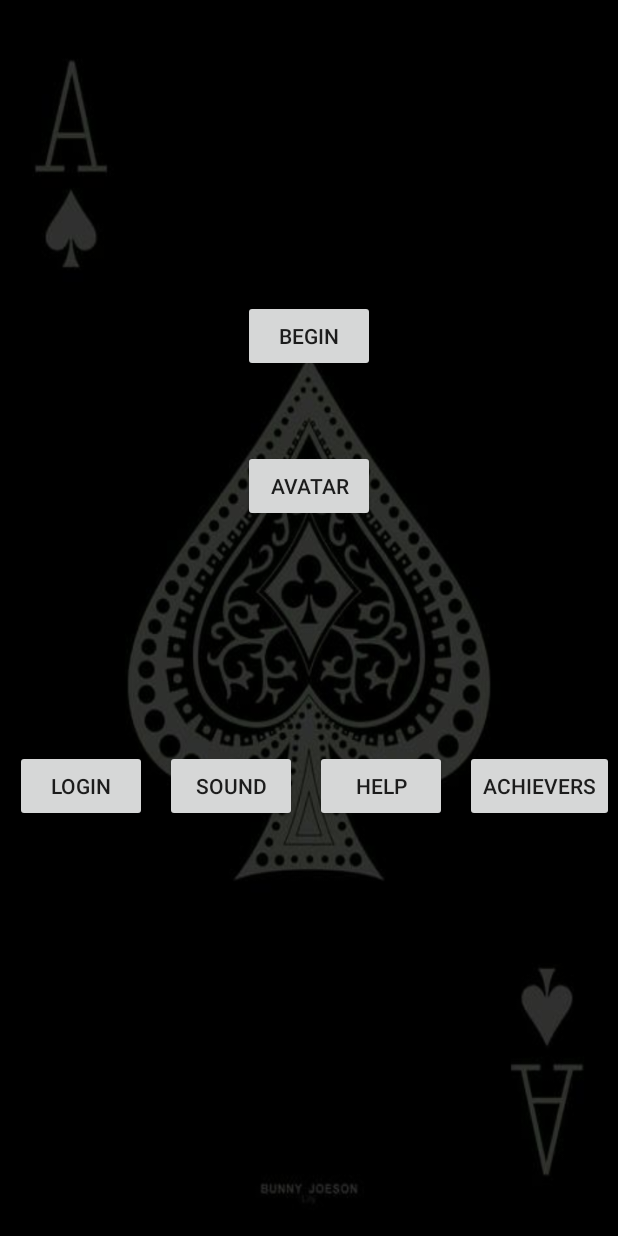
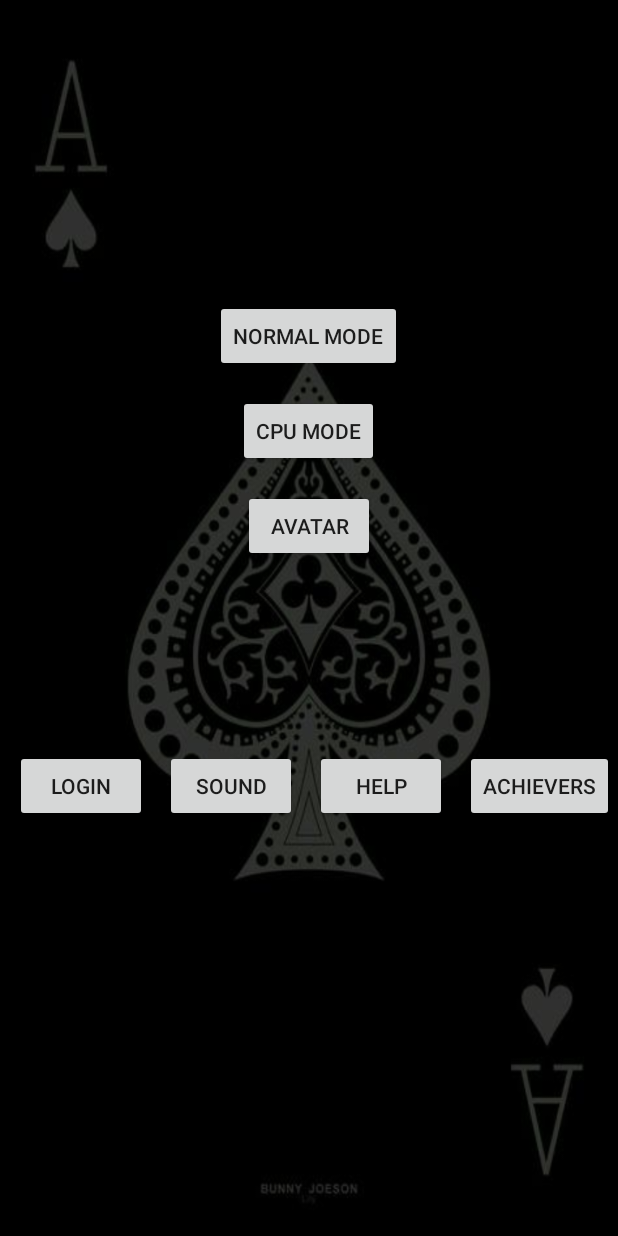
Before and after one commit to aakashpatel379/deja-vu, an Android app: the screen it shows after launch (HomeActivity), on a phone screen of 412 x 824 dp. Run offline under Robolectric (Android 15) with nearby library versions, the phone set to English and light mode, and no system bars.

Commit message:
All Game Logic. 1) Smart Cpu 2) Zoomable Recyler View(Maginification) 3) Two player Game 4) Accelerometer 5) Game fold Animation

```diff
--- a/app/build.gradle
+++ b/app/build.gradle
@@ -25,4 +25,6 @@ dependencies {
     testImplementation 'junit:junit:4.12'
     androidTestImplementation 'com.android.support.test:runner:1.0.2'
     androidTestImplementation 'com.android.support.test.espresso:espresso-core:3.0.2'
+    implementation 'com.android.support:design:28.0.0'
+    implementation 'com.google.code.gson:gson:2.8.5'
 }
--- a/app/src/main/AndroidManifest.xml
+++ b/app/src/main/AndroidManifest.xml
@@ -9,7 +9,7 @@
         android:roundIcon="@mipmap/ic_launcher_round"
         android:supportsRtl="true"
         android:theme="@style/AppTheme">
-        <activity android:name=".CpuGame"></activity>
+        <activity android:name=".CpuGame" android:screenOrientation="userLandscape"></activity>
         <activity android:name=".HomeActivity" />
         <activity android:name=".MainActivity">
             <intent-filter>
@@ -18,7 +18,6 @@
                 <category android:name="android.intent.category.LAUNCHER" />
             </intent-filter>
         </activity>
-        <service android:name=".SoundService"/>
     </application>
 
 </manifest>
--- a/app/src/main/java/com/developer/dejavu/HomeActivity.java
+++ b/app/src/main/java/com/developer/dejavu/HomeActivity.java
@@ -1,19 +1,15 @@
 package com.developer.dejavu;
 
 import android.content.Intent;
-import android.media.MediaPlayer;
-import android.provider.Settings;
 import android.support.v7.app.AppCompatActivity;
 import android.os.Bundle;
+import android.text.TextUtils;
 import android.view.View;
 import android.widget.Button;
 
-public class HomeActivity extends AppCompatActivity implements View.OnClickListener{
+public class HomeActivity extends AppCompatActivity {
 
     Button btn;
-   // For sound
-    Button sound;
-    static boolean soundOn = true;
 
     @Override
     protected void onCreate(Bundle savedInstanceState) {
@@ -22,10 +18,6 @@ public class HomeActivity extends AppCompatActivity implements View.OnClickListe
         super.onCreate(savedInstanceState);
         setContentView(R.layout.activity_home);
         btn = (Button) findViewById(R.id.playGame);
-        sound = (Button) findViewById(R.id.volume);
-
-        sound.setOnClickListener(this);
-
         btn.setOnClickListener(new View.OnClickListener() {
             @Override
             public void onClick(View v) {
@@ -33,21 +25,20 @@ public class HomeActivity extends AppCompatActivity implements View.OnClickListe
                 startActivity(intent);
             }
         });
-    }
-
-    @Override
-    public void onClick(View v) {
-        if(v.getId() == R.id.volume){
-            if(soundOn == true) {
-                startService(new Intent(this, SoundService.class));
-                soundOn = false;
+        findViewById(R.id.playCpu).setOnClickListener(new View.OnClickListener() {
+            @Override
+            public void onClick(View v) {
+                Intent intent =new Intent(HomeActivity.this, CpuGame.class);
+                intent.putExtra("mode", "cpu");
+                startActivity(intent);
             }
-            else if(soundOn == false){
-                stopService(new Intent(this, SoundService.class));
-                soundOn = true;
+        });
+        findViewById(R.id.loadSavedGame).setOnClickListener(new View.OnClickListener() {
+            @Override
+            public void onClick(View v) {
+                Intent intent =new Intent(HomeActivity.this, CpuGame.class);
+                startActivity(intent);
             }
-
-        }
-
+        });
     }
 }
--- a/app/src/main/res/layout/activity_home.xml
+++ b/app/src/main/res/layout/activity_home.xml
@@ -12,19 +12,38 @@
         android:id="@+id/playGame"
         android:layout_height="wrap_content"
         android:layout_width="wrap_content"
-        android:text="BEGIN"
+        android:text="Normal Mode"
         android:layout_marginTop="200dp"
         android:layout_centerHorizontal="true"
         />
+    <Button
+        android:id="@+id/playCpu"
+        android:layout_height="wrap_content"
+        android:layout_width="wrap_content"
+        android:text="Cpu Mode"
+        android:layout_marginTop="15dp"
+        android:layout_centerHorizontal="true"
+        android:layout_below="@+id/playGame"
+        />
+
+    <Button
+        android:id="@+id/loadSavedGame"
+        android:layout_width="wrap_content"
+        android:layout_height="wrap_content"
+        android:layout_below="@+id/playCpu"
+        android:layout_centerHorizontal="true"
+        android:layout_marginTop="15dp"
+        android:text="Load Saved Game"
+        android:visibility="gone"/>
 
     <Button
         android:id="@+id/avatar"
+        android:layout_width="wrap_content"
         android:layout_height="wrap_content"
-        android:layout_width="wrap_content"
-        android:text="Avatar"
-        android:layout_marginTop="300dp"
+        android:layout_marginTop="15dp"
+        android:layout_below="@+id/loadSavedGame"
         android:layout_centerHorizontal="true"
-        />
+        android:text="Avatar" />
 
     <Button
         android:id="@+id/myAccount"
```
Also changed, not shown: app/src/main/java/com/developer/dejavu/ImageAdapter.java (+62 -21 lines), app/src/main/java/com/developer/dejavu/SoundService.java (deleted, +0 -33 lines), app/src/main/res/drawable/back.png, app/src/main/res/drawable/clubs14.png (deleted), app/src/main/res/drawable/diamonds14.png (deleted).
